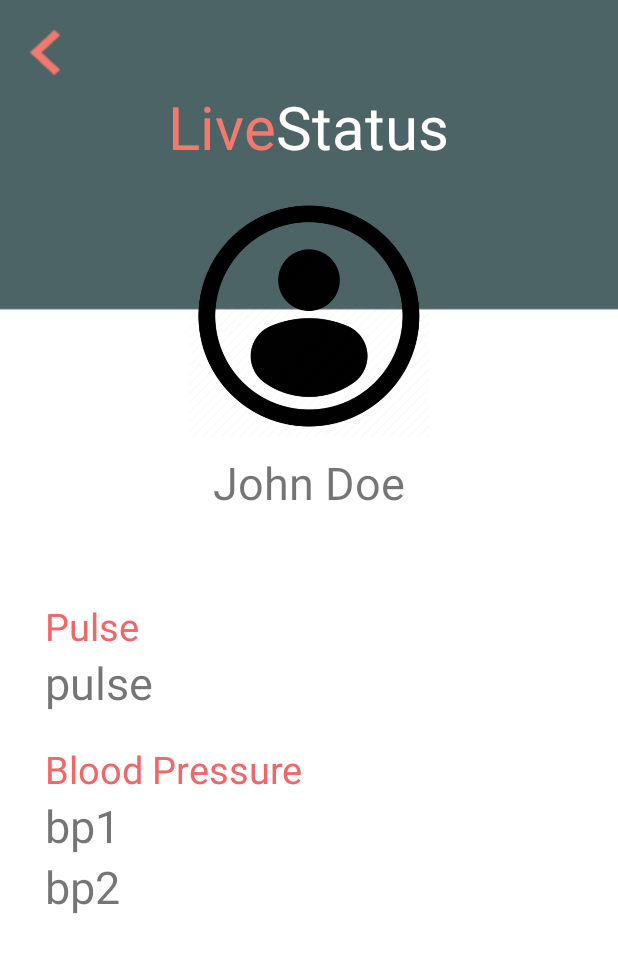
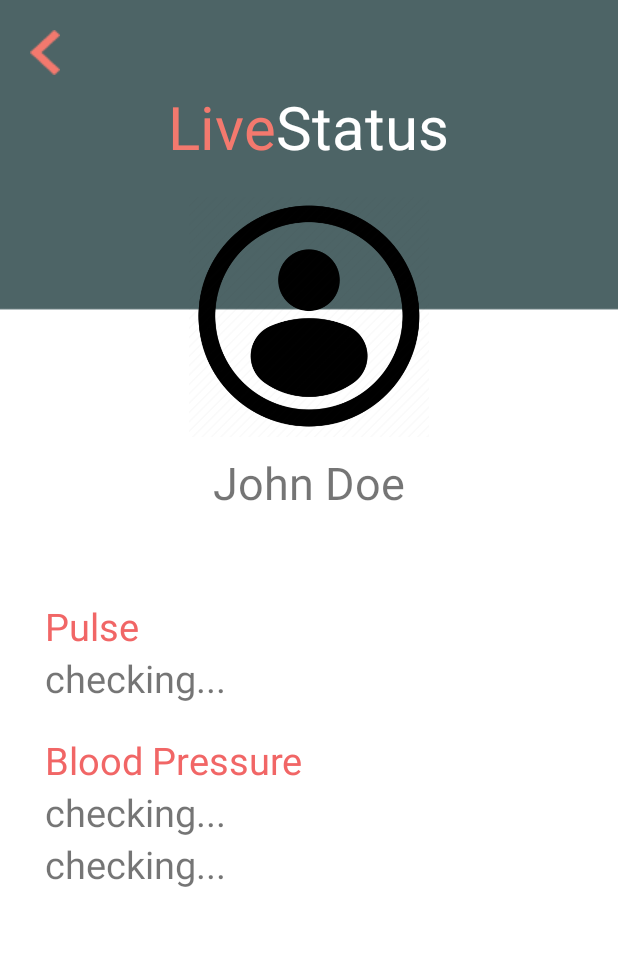
Before and after one commit to LeYellow/GrandHelp, an Android app: the layout patient_live_status.xml on its own in the app's theme, with its tools: preview values and no code run, on a phone screen of 412 x 824 dp. Shown: the top 953 px of the screen. Run offline under Robolectric (Android 15) with nearby library versions, the phone set to English and light mode, and no system bars.

Commit message:
locally merged

```diff
--- a/app/src/main/AndroidManifest.xml
+++ b/app/src/main/AndroidManifest.xml
@@ -2,6 +2,11 @@
 <manifest xmlns:android="http://schemas.android.com/apk/res/android"
     xmlns:tools="http://schemas.android.com/tools">
 
+    <uses-permission android:name="android.permission.BLUETOOTH"/>
+    <uses-permission android:name="android.permission.BLUETOOTH_ADMIN"/>
+    <uses-permission android:name="android.permission.BLUETOOTH_SCAN" />
+    <uses-permission android:name="android.permission.BLUETOOTH_CONNECT" />
+    <uses-feature android:name="android.hardware.bluetooth_le" android:required="true" />
     <application
         android:allowBackup="true"
         android:dataExtractionRules="@xml/data_extraction_rules"
--- a/app/src/main/java/com/example/grandhelper/SplashScreen.kt
+++ b/app/src/main/java/com/example/grandhelper/SplashScreen.kt
@@ -16,6 +16,6 @@ class SplashScreen : ComponentActivity() {
         Handler(Looper.getMainLooper()).postDelayed({
             startActivity(Intent(this, LoginPage::class.java))
             finish()
-        }, 3000) // 3 seconds
+        }, 2000) // 2 seconds
     }
 }
--- a/app/src/main/res/layout/patient_live_status.xml
+++ b/app/src/main/res/layout/patient_live_status.xml
@@ -77,8 +77,8 @@
             android:id="@+id/pulse"
             android:layout_width="wrap_content"
             android:layout_height="wrap_content"
-            android:textSize="30dp"
-            android:text="pulse" />
+            android:textSize="25dp"
+            android:text="checking..." />
 
         <TextView
             android:id="@+id/blood_pressure_text"
@@ -93,14 +93,15 @@
             android:id="@+id/blood_pressure_1"
             android:layout_width="wrap_content"
             android:layout_height="wrap_content"
-            android:textSize="30dp"
-            android:text="bp1" />
+            android:textSize="25dp"
+            android:text="checking..." />
 
         <TextView
             android:id="@+id/blood_pressure_2"
             android:layout_width="wrap_content"
             android:layout_height="wrap_content"
-            android:textSize="30dp"
-            android:text="bp2" />
+            android:textSize="25dp"
+            android:text="checking..." />
+
     </LinearLayout>
 </LinearLayout>
```
Also changed, not shown: app/src/main/java/com/example/grandhelper/PatientLiveStatus.kt (+126 -10 lines).
